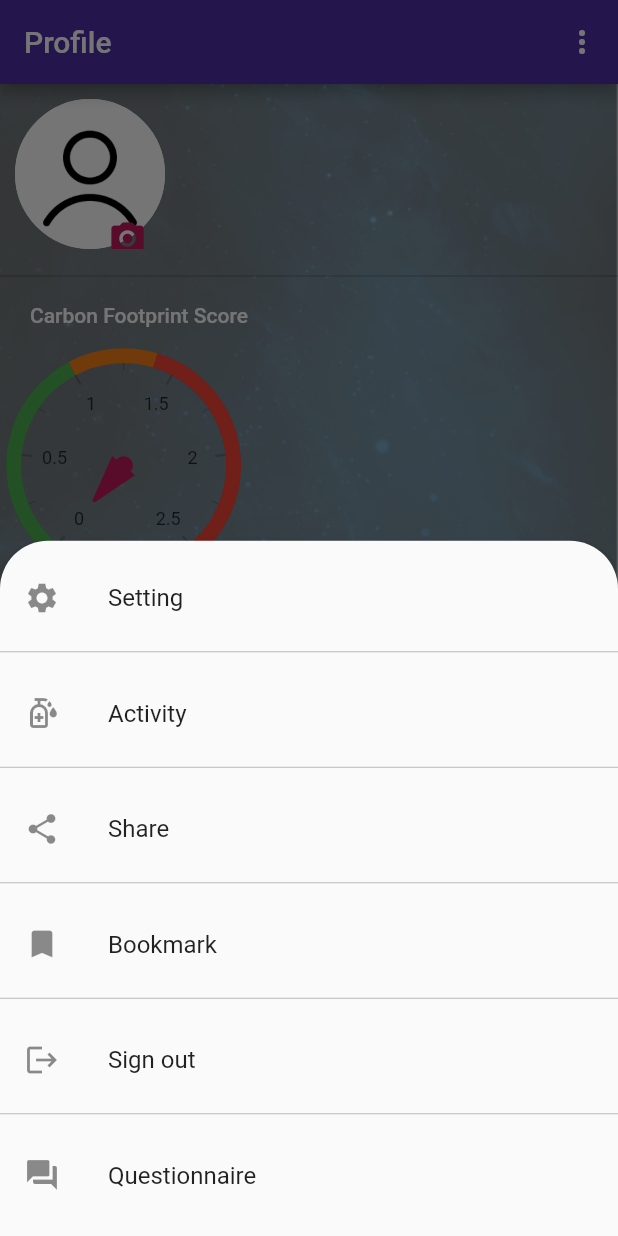
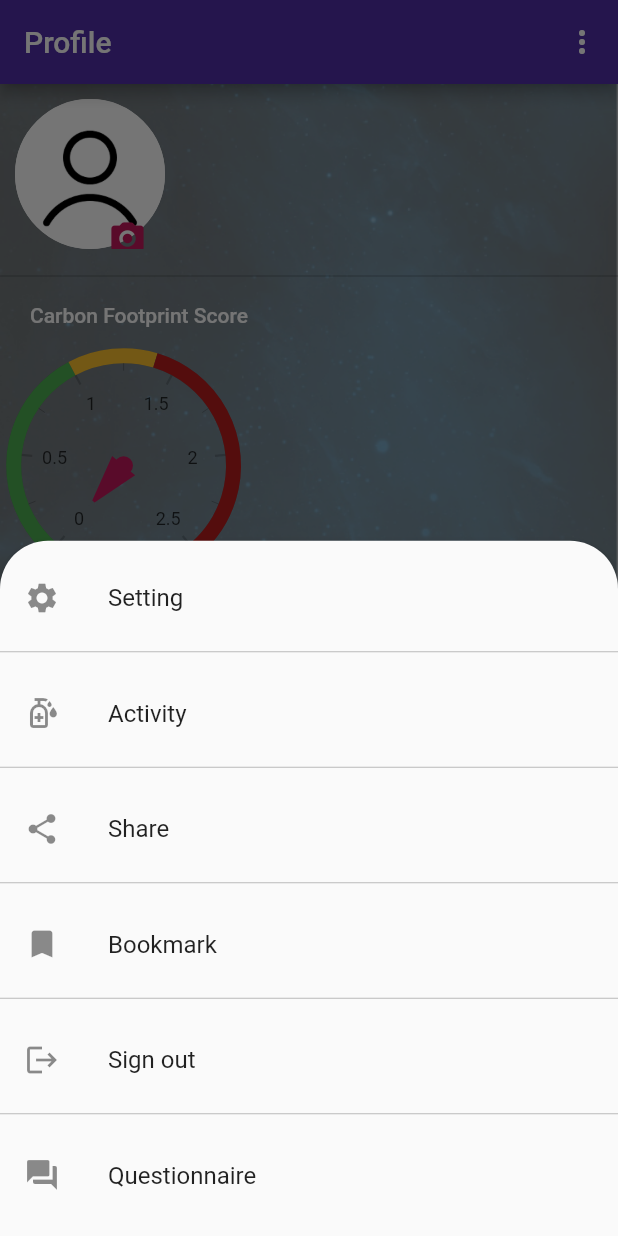
Before and after one commit to moehared/ENSE-405-ClimateAwareness, a Flutter app: the HomePage screen opened directly, item 5 of the bottom bar chosen, after a tap on the "more vert" icon, on a phone screen of 412 x 824 dp. Run offline on Flutter 3.47's test engine with Material 2 defaults, Android fonts, the phone set to English and light mode, and no system bars; drawn by our look-alikes of focused_menu, syncfusion_flutter_gauges; our stand-ins replace cloud_firestore, email_validator, firebase_auth, firebase_core, firebase_database, image_picker and 3 more; accounts and stored records are empty.

Commit message:
updated user profile

```diff
--- a/app/lib/auth/auth_service.dart
+++ b/app/lib/auth/auth_service.dart
@@ -44,7 +44,7 @@ class AuthService {
           email: userModel.email, password: userModel.password);
       if (user != null) {
         userRef.child(_firebaseAuth.currentUser.uid).set(userModel.toJson());
-        String fullName = userModel.firstName + userModel.lastName;
+        String fullName = userModel.firstName + " " + userModel.lastName;
         _firebaseAuth.currentUser.updateProfile(displayName: fullName);
         isSignUp = true;
       }
--- a/app/lib/model/category.dart
+++ b/app/lib/model/category.dart
@@ -72,7 +72,7 @@ class Transportation extends Category {
   String get categoryTitle => 'Transportation';
   List<String> get questions {
     return [
-      'Hours spent in airplane while travelling ',
+      'Hours spent in airplane while travelling last month ',
       'cost of fuel consumption per month. \n0 if you don’t drive.',
       'On average, how long you spend on public transportation?'
     ];
--- a/app/lib/screens/filter_screen/all_screen.dart
+++ b/app/lib/screens/filter_screen/all_screen.dart
@@ -1,11 +1,18 @@
+import 'package:cloud_firestore/cloud_firestore.dart';
 import 'package:flutter/material.dart';
 
 class AllScreen extends StatelessWidget {
+  final _firebase = FirebaseFirestore.instance;
   @override
   Widget build(BuildContext context) {
     return Container(
       child: Center(
-        child: Text('All screen'),
+        child: Column(
+          mainAxisAlignment: MainAxisAlignment.center,
+          children: [
+            Text('All screen'),
+          ],
+        ),
       ),
     );
   }
--- a/app/lib/screens/login_screen.dart
+++ b/app/lib/screens/login_screen.dart
@@ -279,7 +279,8 @@ class _LoginScreenState extends State<LoginScreen> {
         isError = true;
       });
       print('sign in button tapped inside else statment');
-      _errorMsg = provider.signInErrorMsg.split(".")[0];
+      _errorMsg = provider.signInErrorMsg; //.split(".")[0];
+      print(_errorMsg);
     }
     if (provider.currentUser == null || !provider.currentUser.emailVerified) {
       setState(() {
--- a/app/lib/screens/profile_screen.dart
+++ b/app/lib/screens/profile_screen.dart
@@ -121,29 +121,15 @@ class _ProfileScreenState extends State<ProfileScreen> {
               ),
               ResultChart(res ?? 0),
               Divider(color: Colors.black26),
-              Padding(
-                padding:
-                    const EdgeInsets.symmetric(vertical: 10.0, horizontal: 20),
-                child: Text(
-                  'Personalized Tips',
-                  style: TextStyle(
-                    fontFamily: 'Roboto-Medium',
-                    color: Colors.white,
-                  ),
-                ),
+              TitleAndButtonRow(
+                title: 'Personalized Tips',
+                viewAll: () {},
               ),
               categories,
               Divider(color: Colors.black26),
-              Padding(
-                padding:
-                    const EdgeInsets.symmetric(vertical: 10.0, horizontal: 20),
-                child: Text(
-                  'Achievement',
-                  style: TextStyle(
-                    fontFamily: 'Roboto-Medium',
-                    color: Colors.white,
-                  ),
-                ),
+              TitleAndButtonRow(
+                title: 'Achievement',
+                viewAll: () {},
               ),
               categories,
             ],
@@ -164,6 +150,42 @@ class _ProfileScreenState extends State<ProfileScreen> {
           topRight: Radius.circular(32),
         ),
       ),
+    );
+  }
+}
+
+class TitleAndButtonRow extends StatelessWidget {
+  final String title;
+  final Function viewAll;
+
+  const TitleAndButtonRow({Key key, this.title, this.viewAll})
+      : super(key: key);
+
+  @override
+  Widget build(BuildContext context) {
+    return Row(
+      mainAxisAlignment: MainAxisAlignment.spaceBetween,
+      children: [
+        Padding(
+          padding: const EdgeInsets.symmetric(vertical: 10.0, horizontal: 20),
+          child: Text(
+            title,
+            style: TextStyle(
+              fontFamily: 'Roboto-Medium',
+              color: Colors.white,
+            ),
+          ),
+        ),
+        TextButton(
+          onPressed: viewAll,
+          child: Text(
+            'View All',
+            style: TextStyle(
+              color: Theme.of(context).accentColor,
+            ),
+          ),
+        ),
+      ],
     );
   }
 }
@@ -230,30 +252,10 @@ class UserAvatar extends StatelessWidget {
                   Icons.camera_alt_rounded,
                   color: Theme.of(context).accentColor,
                   size: 26,
-                )),
+                ),),
           ),
-          // Positioned(
-          //   bottom: 20,
-          //   right: 10,
-          //   top: 80,
-          //   child: Icon(
-          //     Icons.camera_alt_rounded,
-          //     size: 26,
-          //     color: Theme.of(context).accentColor,
-          //   ),
-          // )
         ],
       ),
     );
   }
 }
-
-// Container(
-// height: 26,
-// width: 26,
-// child: Icon(
-// Icons.camera_alt_rounded,
-// size: 26,
-// color: Theme.of(context).accentColor,
-// ),
-// ),
--- a/app/lib/screens/questionaire_screen/questinaires_screen.dart
+++ b/app/lib/screens/questionaire_screen/questinaires_screen.dart
@@ -5,6 +5,7 @@ import 'package:app/screens/questionaire_screen/food_screen.dart';
 import 'package:app/screens/questionaire_screen/goods_services_screen.dart';
 import 'package:app/screens/questionaire_screen/transportation.dart';
 import 'package:app/screens/questionaire_screen/utilities_screen.dart';
+import 'package:app/screens/tabs.dart';
 import 'package:app/share_pref/local_data.dart';
 import 'package:app/widget/animated_widget.dart';
 import 'package:flutter/material.dart';
@@ -213,8 +214,8 @@ class _QuestinairesScreenState extends State<QuestinairesScreen>
     print('Test result are $testRes\n');
     Navigator.pushAndRemoveUntil(
       context,
-      MaterialPageRoute(builder: (BuildContext context) => ProfileScreen()),
-      ModalRoute.withName(ProfileScreen.routeName),
+      MaterialPageRoute(builder: (BuildContext context) => HomePage()),
+      ModalRoute.withName(HomePage.routeName),
     );
   }
 
--- a/app/lib/screens/tabs.dart
+++ b/app/lib/screens/tabs.dart
@@ -40,8 +40,8 @@ class _HomePageState extends State<HomePage> {
           items: [
             BottomNavigationBarItem(
               backgroundColor: Theme.of(context).primaryColor,
-              icon: Icon(Icons.explore),
-              label: 'learn',
+              icon: Icon(Icons.home_filled),
+              label: 'Home',
             ),
             BottomNavigationBarItem(
               backgroundColor: Theme.of(context).primaryColor,
--- a/app/lib/widget/category_card.dart
+++ b/app/lib/widget/category_card.dart
@@ -12,7 +12,8 @@ class CategoriesCards extends StatelessWidget {
       physics: BouncingScrollPhysics(),
       scrollDirection: Axis.horizontal,
       child: Container(
-        height: deviceSize.height * 0.2,
+        height: deviceSize.height * 0.20,
+        width: deviceSize.width,
         margin: const EdgeInsets.symmetric(vertical: 20, horizontal: 20),
         child: FittedBox(
           fit: BoxFit.fill,
--- a/app/lib/widget/options_button.dart
+++ b/app/lib/widget/options_button.dart
@@ -8,6 +8,7 @@ class OptionsButton extends StatelessWidget {
 
   @override
   Widget build(BuildContext context) {
+    final media = MediaQuery.of(context);
     return Padding(
       padding: const EdgeInsets.symmetric(vertical: 5.0, horizontal: 20),
       child: GestureDetector(
@@ -15,6 +16,7 @@ class OptionsButton extends StatelessWidget {
         // splashColor: Theme.of(context).accentColor.withAlpha(32),
         // borderRadius: BorderRadius.circular(10),
         child: Container(
+          width: double.infinity,
           margin: EdgeInsets.only(top: 10),
           padding: EdgeInsets.symmetric(vertical: 20, horizontal: 20),
           decoration: BoxDecoration(
@@ -41,7 +43,7 @@ class OptionsButton extends StatelessWidget {
                       ),
                     ),
               SizedBox(width: 20),
-              Text(choice)
+              Expanded(child: Text(choice))
             ],
           ),
         ),
--- a/app/lib/widget/quesion_card.dart
+++ b/app/lib/widget/quesion_card.dart
@@ -28,7 +28,7 @@ class QuestionCard extends StatelessWidget {
         width: double.infinity,
         height: Platform.isIOS
             ? MediaQuery.of(context).size.height * 0.20
-            : MediaQuery.of(context).size.height * 0.25,
+            : MediaQuery.of(context).size.height * 0.30,
         decoration: BoxDecoration(
             // color: Colors.purple,
             borderRadius: BorderRadius.circular(32.0),
@@ -54,7 +54,7 @@ class QuestionCard extends StatelessWidget {
               onChanged: onChanged,
               value: value,
             ),
-            button,
+            Expanded(child: button),
           ],
         ),
       ),
--- a/app/lib/widget/result_chart.dart
+++ b/app/lib/widget/result_chart.dart
@@ -17,8 +17,9 @@ class ResultChart extends StatelessWidget {
             RadialAxis(minimum: 0, maximum: 2.5, ranges: <GaugeRange>[
               GaugeRange(startValue: 0, endValue: 1, color: Colors.green),
               GaugeRange(
-                  startValue: 1, endValue: 1.4, color: Colors.yellow.shade900),
-              GaugeRange(startValue: 1.4, endValue: 2.5, color: Colors.red)
+                  startValue: 1, endValue: 1.4, color: Colors.yellow.shade700),
+              GaugeRange(
+                  startValue: 1.4, endValue: 2.5, color: Colors.red.shade900)
             ], pointers: <GaugePointer>[
               NeedlePointer(
                   value: res,
--- a/app/lib/widget/reusable_card.dart
+++ b/app/lib/widget/reusable_card.dart
@@ -17,9 +17,9 @@ class ReusableCard extends StatelessWidget {
   Widget build(BuildContext context) {
     Size deviceSize = MediaQuery.of(context).size;
     return Container(
-      width: 150,
+      width: deviceSize.width * 0.30,
       margin: EdgeInsets.only(right: 10.0),
-      height: deviceSize.height * 0.30 - 50,
+      height: deviceSize.height * 0.25 - 60,
       decoration: BoxDecoration(
         color: colour,
         borderRadius: BorderRadius.all(Radius.circular(20.0)),
```
Also changed, not shown: app/lib/screens/community_screen.dart (+21 -5 lines), 2 other files.
